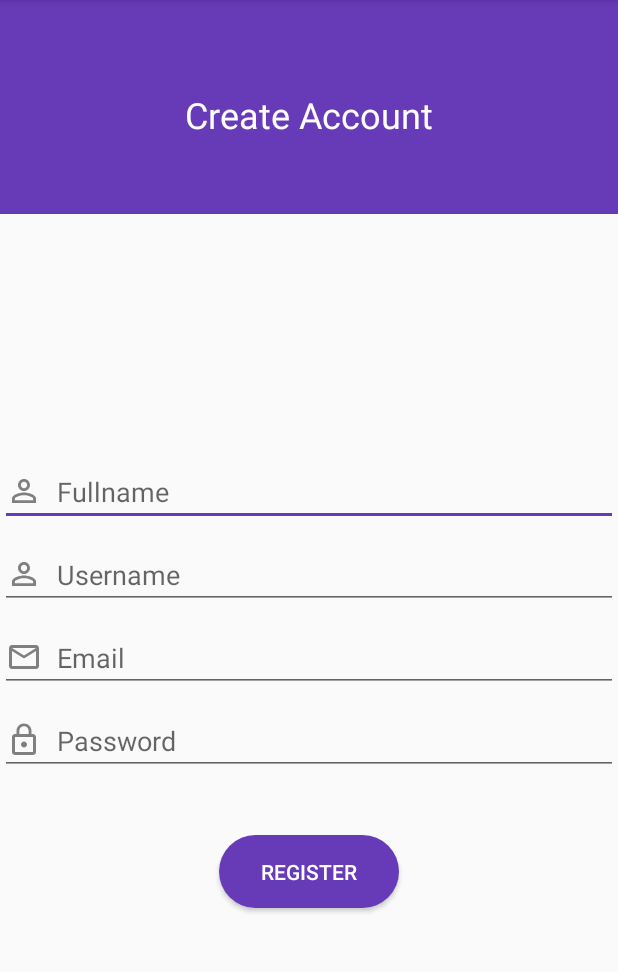
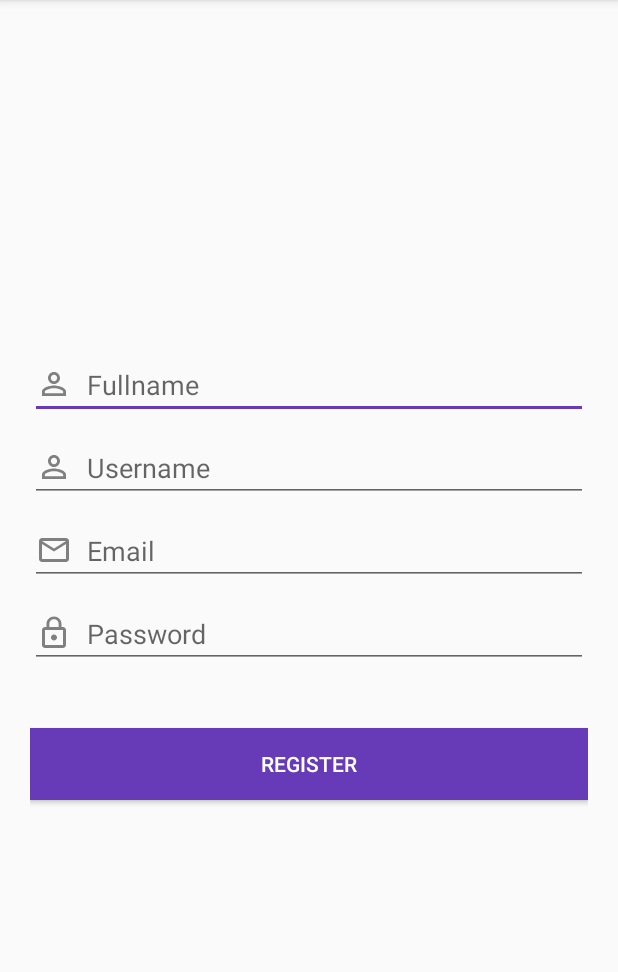
Before and after one commit to alorwu/expenditure-tracker, an Android app: the RegisterActivity screen opened directly, with no data from a screen before it, on a phone screen of 412 x 824 dp, the part 84-1056 px from its top. Run offline under Robolectric (Android 15) with nearby library versions, the phone set to English and light mode, and no system bars.

Commit message:
Changed Login and Register activity UI

```diff
--- a/app/src/main/res/layout/activity_register.xml
+++ b/app/src/main/res/layout/activity_register.xml
@@ -3,33 +3,11 @@
 <LinearLayout xmlns:android="http://schemas.android.com/apk/res/android"
     android:layout_width="match_parent"
     android:layout_height="match_parent"
-    xmlns:app="http://schemas.android.com/apk/res-auto"
     xmlns:tools="http://schemas.android.com/tools"
     tools:context=".RegisterActivity"
-    android:orientation="vertical">
-
-    <LinearLayout
-        android:layout_width="match_parent"
-        android:layout_height="wrap_content"
     android:orientation="vertical"
-        android:padding="50dp"
-        android:background="@color/colorPrimary">
-
-        <TextView
-            android:layout_width="wrap_content"
-            android:layout_height="wrap_content"
-            android:textColor="#fff"
-            android:text="@string/account_tv"
-            android:layout_gravity="center"
-            android:textSize="24sp"
-            android:layout_marginTop="10dp"/>
-    </LinearLayout>
-
-    <LinearLayout
-        android:layout_width="match_parent"
-        android:layout_height="match_parent"
     android:gravity="center"
-        android:orientation="vertical">
+    android:padding="20dp">
 
     <EditText
         android:id="@+id/usr_fname"
@@ -76,11 +54,10 @@
     <Button
         android:id="@+id/btn_register"
         android:layout_marginTop="40dp"
-            android:layout_width="120dp"
+        android:layout_width="match_parent"
         android:layout_height="wrap_content"
-            android:background="@drawable/btn_style"
+        android:background="@color/colorAccent"
         android:textColor="#fff"
         android:text="@string/register_button"
         />
 </LinearLayout>
-</LinearLayout>
```
Also changed, not shown: app/src/main/res/layout/activity_login.xml (+3 -28 lines). Lines whose indentation alone changed are shown as unchanged.
